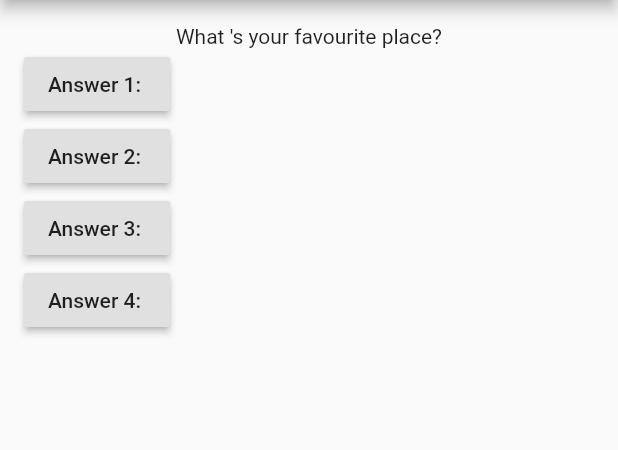
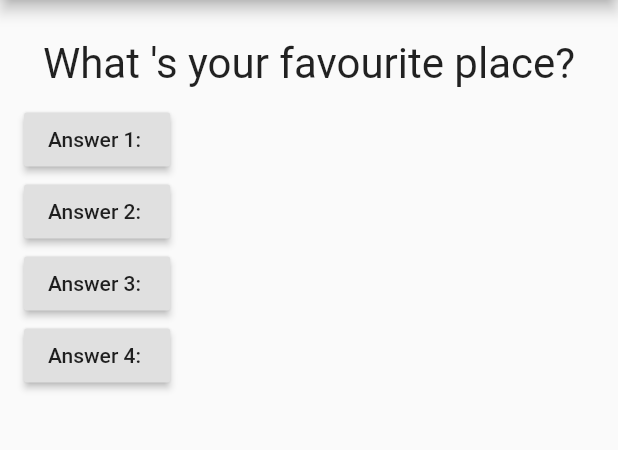
Before and after one commit to phschaefer/quiz_app, a Flutter app: the screen it shows after launch, after a tap on "Answer 1:", on a phone screen of 412 x 824 dp, the part 84-534 px from its top. Run offline on Flutter 3.47's test engine with Material 2 defaults, Android fonts, the phone set to English and light mode, and no system bars.

Commit message:
Add Question Widget

```diff
--- a/lib/main.dart
+++ b/lib/main.dart
@@ -1,67 +1,73 @@
 import 'package:flutter/material.dart';
+
+import './question.dart';
 
 void main() => runApp(MyApp());
 
 class MyApp extends StatefulWidget {
   @override
   State<StatefulWidget> createState() {
-    return MyAppState();
+    return _MyAppState();
   }
 }
 
-class MyAppState extends State<MyApp>{
-  var question = [
+class _MyAppState extends State<MyApp> {
+  List<String> _question = [
     'What \'s your favourite color?',
     'What \'s your favourite place?'
   ];
 
-  int index = 0;
+  List<String> _text = [
+    'Quiz_App',
+    'Answer 1: ',
+    'Answer 2: ',
+    'Answer 3: ',
+    'Answer 4: '
+  ];
+
+  int _index = 0;
 
   @override
   Widget build(BuildContext context) {
-    const double padding = 16.0;
+    const double _padding = 16.0;
     return MaterialApp(
       home: Scaffold(
         appBar: AppBar(
-          title: Text('Quiz_App'),
+          title: Text(_text[0]),
           backgroundColor: Colors.green,
         ),
         body: Padding(
-          padding: const EdgeInsets.all(padding),
+          padding: const EdgeInsets.all(_padding),
           child: Column(
             children: <Widget>[
-              Center(
-                child: Text(question[index]),
+              Question(_question[_index]),
+              Row(
+                children: <Widget>[
+                  RaisedButton(
+                      child: Text(_text[1]), onPressed: _answerQuestion),
+                ],
               ),
               Row(
                 children: <Widget>[
                   RaisedButton(
-                    child: Text('Answer 1: '),
-                    onPressed: answerQuestion
+                    child: Text(_text[2]),
+                    onPressed: _answerQuestion,
                   ),
                 ],
               ),
               Row(
                 children: <Widget>[
                   RaisedButton(
-                    child: Text('Answer 2: '),
-                    onPressed: answerQuestion,
+                    child: Text(_text[3]),
+                    onPressed: _answerQuestion,
                   ),
                 ],
               ),
               Row(
                 children: <Widget>[
                   RaisedButton(
-                    child: Text('Answer 3: '),
-                    onPressed: answerQuestion,
-                  ),
-                ],
-              ),
-              Row(
-                children: <Widget>[
-                  RaisedButton(
-                    child: Text('Answer 4: '),
-                    onPressed: answerQuestion,
+                    child: Text(_text[4]),
+                    onPressed: _answerQuestion,
                   ),
                 ],
               ),
@@ -72,17 +78,17 @@ class MyAppState extends State<MyApp>{
     );
   }
 
-  int nextQuestion(){
-    if (index < question.length-1){
-      return index++;
+  int nextQuestion() {
+    if (_index < _question.length - 1) {
+      return _index++;
     }
-    return index = 0;
+    return _index = 0;
   }
 
-  void answerQuestion(){
+  void _answerQuestion() {
     setState(() {
-      question.elementAt(nextQuestion());
-      print(index);
+      _question.elementAt(nextQuestion());
+      print(_index);
     });
   }
 }
--- /dev/null
+++ b/lib/question.dart
@@ -0,0 +1,20 @@
+import 'package:flutter/cupertino.dart';
+
+class Question extends StatelessWidget {
+  final String questionText;
+
+  Question(this.questionText);
+
+  @override
+  Widget build(BuildContext context) {
+    return Container(
+      width: double.infinity,
+      margin: EdgeInsets.all(10.0),
+      child: Text(
+        questionText,
+        style: TextStyle(fontSize: 28),
+        textAlign: TextAlign.center,
+      ),
+    );
+  }
+}
```
